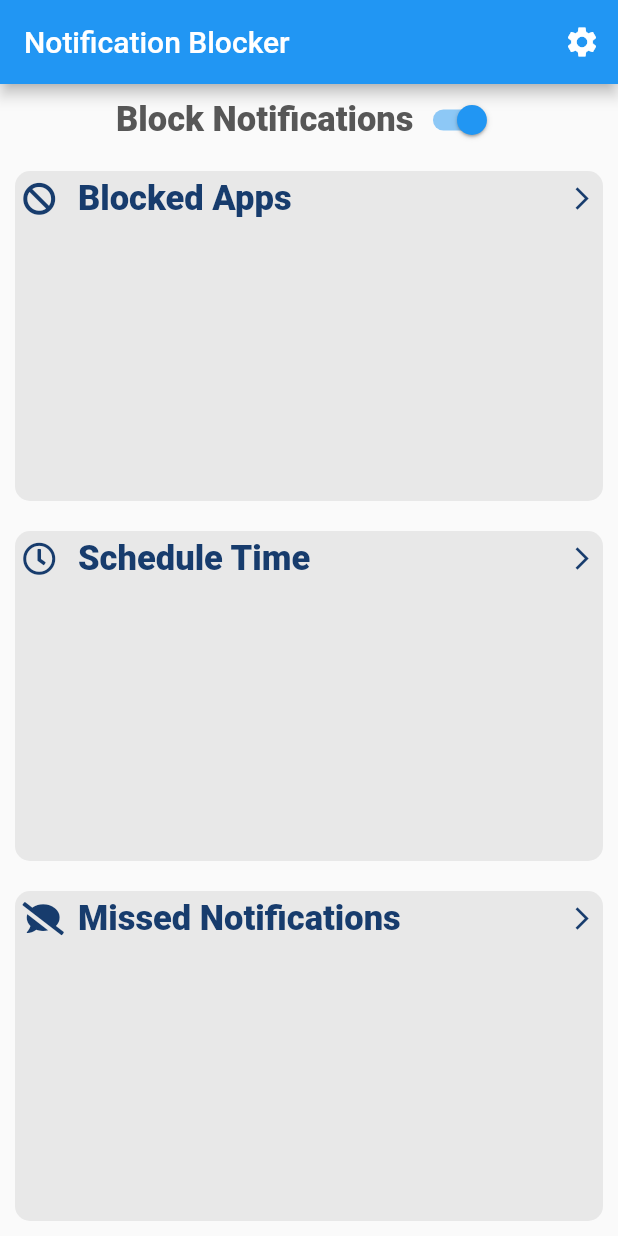
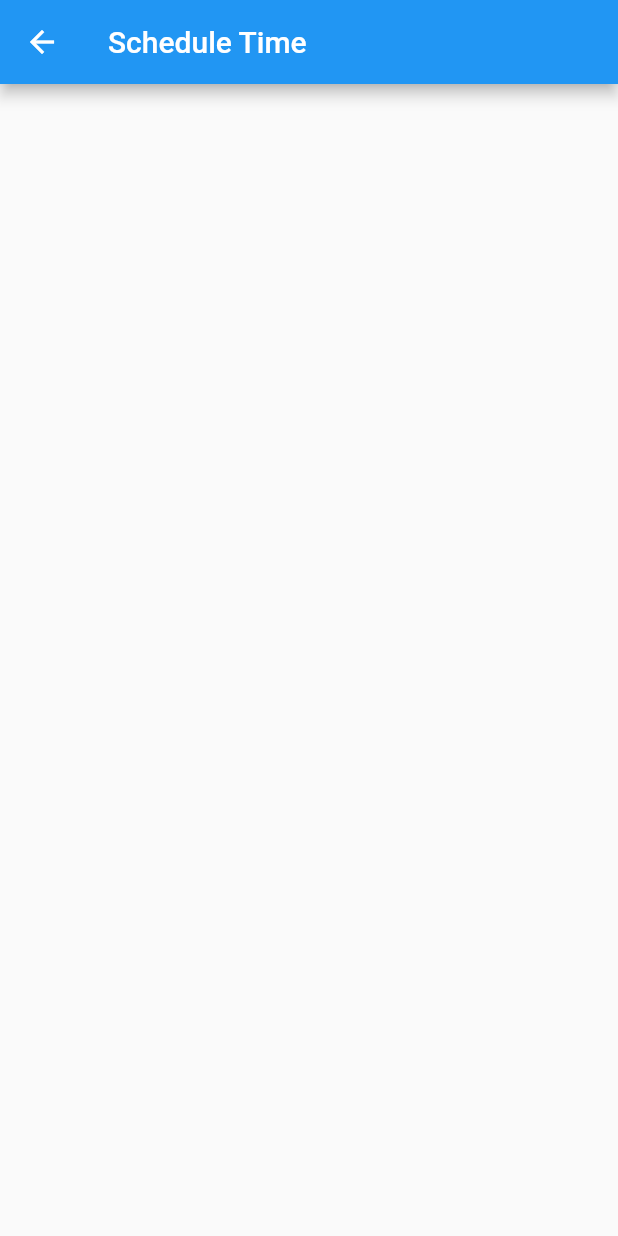
Before and after one commit to hoanvu1194/notification_blocker, a Flutter app: the screen it shows after launch, after a tap on "Schedule Time", on a phone screen of 412 x 824 dp. Run offline on Flutter 3.47's test engine with Material 2 defaults, Android fonts, the phone set to English and light mode, and no system bars; our stand-ins replace font_awesome_flutter.

Commit message:
initialize GUI for schedule time screen and missed notifications screen

```diff
--- a/lib/main.dart
+++ b/lib/main.dart
@@ -2,6 +2,8 @@ import 'package:flutter/material.dart';
 import 'package:notification_blocker/screens/main_screen.dart';
 import 'package:notification_blocker/screens/settings_screen.dart';
 import 'package:notification_blocker/screens/blocked_apps_screen.dart';
+import 'package:notification_blocker/screens/schedule_time_screen.dart';
+import 'package:notification_blocker/screens/missed_notifications_screen.dart';
 
 void main() => runApp(NotificationBlocker());
 
@@ -14,6 +16,8 @@ class NotificationBlocker extends StatelessWidget {
         MainScreen.id: (context) => const MainScreen(),
         SettingsScreen.id: (context) => const SettingsScreen(),
         BlockedAppsScreen.id: (context) => const BlockedAppsScreen(),
+        ScheduleTimeScreen.id: (context) => const ScheduleTimeScreen(),
+        MissedNotificationsScreen.id: (context) => const MissedNotificationsScreen(),
       },
     );
   }
--- a/lib/screens/main_screen.dart
+++ b/lib/screens/main_screen.dart
@@ -7,6 +7,8 @@ import 'package:notification_blocker/components/icon_content.dart';
 import 'package:notification_blocker/components/reusable_card.dart';
 import 'package:notification_blocker/screens/settings_screen.dart';
 import 'package:notification_blocker/screens/blocked_apps_screen.dart';
+import 'package:notification_blocker/screens/schedule_time_screen.dart';
+import 'package:notification_blocker/screens/missed_notifications_screen.dart';
 
 class MainScreen extends StatefulWidget {
   static const String id = 'main_screen';
@@ -85,7 +87,8 @@ class _MainScreenState extends State<MainScreen> {
             child: ReusableCard(
               onPress: () {
                 setState(() {
-                  // on press Schedule time
+                  //Go to schedule time screen.
+                  Navigator.pushNamed(context, ScheduleTimeScreen.id);
                 });
               },
               colour: kCardColor,
@@ -107,7 +110,8 @@ class _MainScreenState extends State<MainScreen> {
             child: ReusableCard(
               onPress: () {
                 setState(() {
-                  // on press missed notifications
+                  //Go to missed notifications screen.
+                  Navigator.pushNamed(context, MissedNotificationsScreen.id);
                 });
               },
               colour: kCardColor,
--- a/lib/screens/schedule_time_screen.dart
+++ b/lib/screens/schedule_time_screen.dart
@@ -0,0 +1,33 @@
+import 'package:flutter/cupertino.dart';
+import 'package:flutter/material.dart';
+
+import 'package:notification_blocker/constants.dart';
+
+class ScheduleTimeScreen extends StatefulWidget {
+  static const String id = 'schedule_time_screen';
+
+  const ScheduleTimeScreen({Key? key}) : super(key: key);
+
+  @override
+  State<ScheduleTimeScreen> createState() => _ScheduleTimeScreenState();
+}
+
+class _ScheduleTimeScreenState extends State<ScheduleTimeScreen> {
+  @override
+  Widget build(BuildContext context) {
+    return Scaffold(
+      appBar: AppBar(
+        title: const Text('Schedule Time'),
+      ),
+      body: Container(
+        margin: EdgeInsets.all(10.0),
+        child: Column(
+          crossAxisAlignment: CrossAxisAlignment.stretch,
+          children: <Widget>[
+
+          ],
+        ),
+      ),
+    );
+  }
+}
```
Also changed, not shown: lib/screens/missed_notifications_screen.dart (+33 -0 lines).
